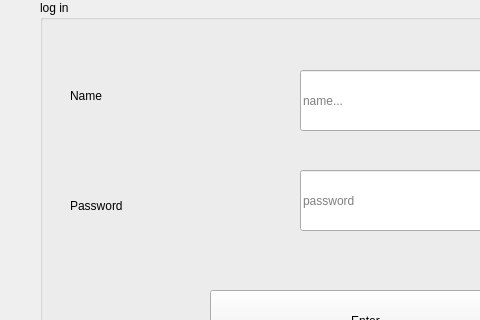
Above: login.ui from Mnngh05/faze2 before the change; both pictures show x 0 to 480 and y 0 to 320 of the 1300 by 900 pixel window. Below: the same form after it.
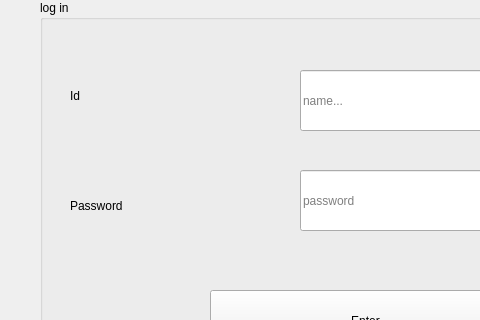
That is the form after the change.

Diff of the .ui file:
```diff
--- a/login.ui
+++ b/login.ui
@@ -65,7 +65,7 @@
       <string notr="true">font: 75 12pt &quot;MS Shell Dlg 2&quot;;</string>
      </property>
      <property name="text">
-      <string>Name</string>
+      <string>Id</string>
      </property>
     </widget>
     <widget class="QLabel" name="label_2">
```
